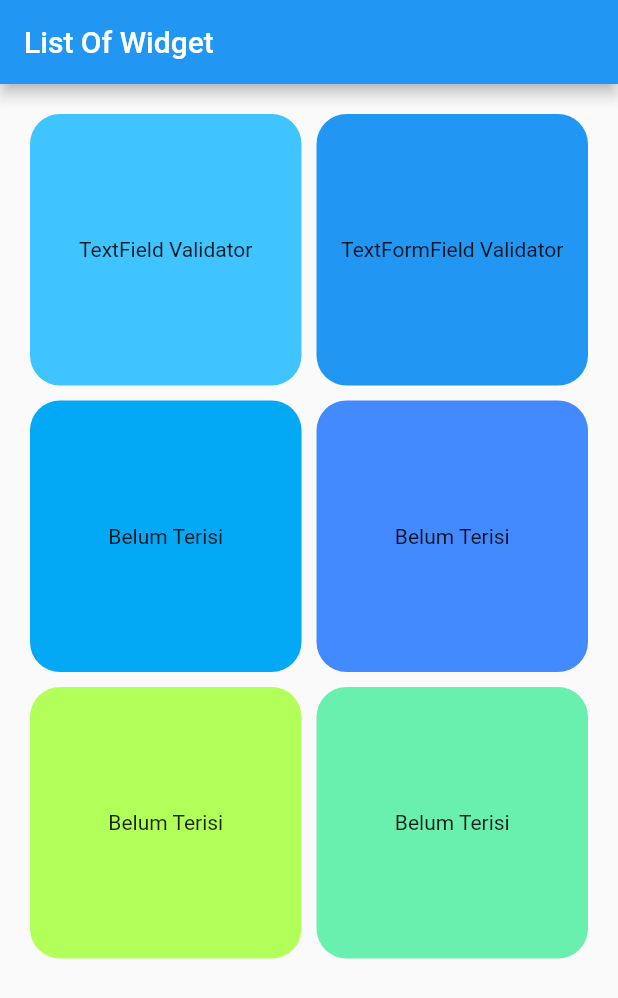
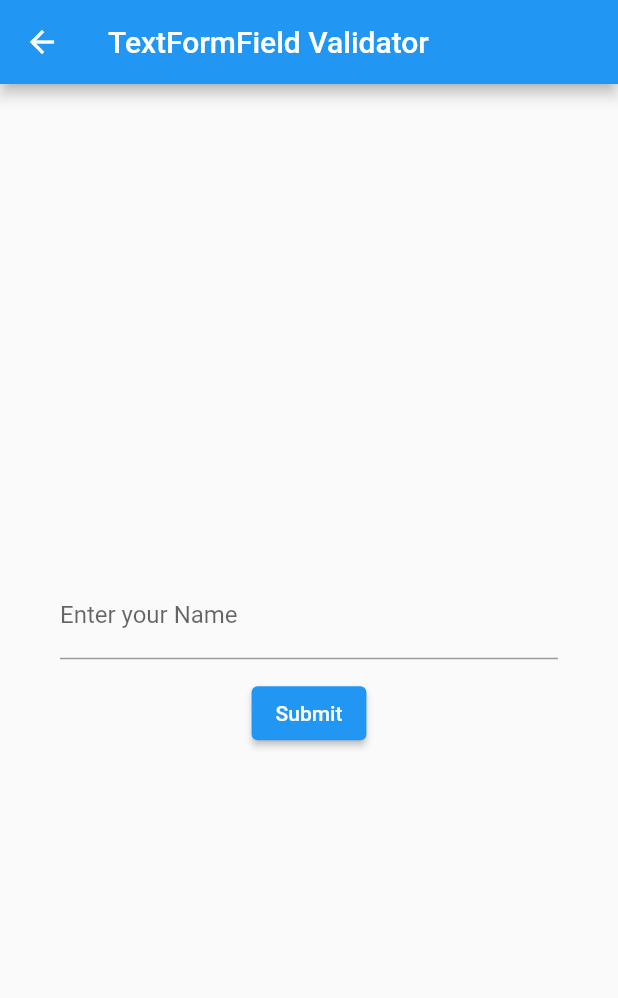
Before and after one commit to aprxty3/learn_some_package_widget, a Flutter app: the screen it shows after launch, after a tap on "TextFormField Validator", on a phone screen of 412 x 824 dp. Shown: the top 998 px of the screen. Run offline on Flutter 3.47's test engine with Material 2 defaults, Android fonts, the phone set to English and light mode, and no system bars.

Commit message:
textformfield validator

```diff
--- a/lib/main.dart
+++ b/lib/main.dart
@@ -1,5 +1,6 @@
 import 'package:flutter/material.dart';
 import 'package:learn_some_package_widget/package_widget/textfield_validator_with_controller.dart';
+import 'package:learn_some_package_widget/package_widget/textformfield_validator.dart';
 
 void main() => runApp(const MyApp());
 
@@ -48,7 +49,16 @@ class ListOfWidget extends StatelessWidget {
           ),
           //TextFormField Validator
           InkWell(
-            onTap: () {},
+            onTap: () {
+              Navigator.push(
+                context,
+                MaterialPageRoute(
+                  builder: (context) => TextFormFieldValidator(
+                    onSubmit: (String value) {},
+                  ),
+                ),
+              );
+            },
             borderRadius: BorderRadius.circular(20),
             child: Material(
               color: Colors.blue,
--- /dev/null
+++ b/lib/package_widget/textformfield_validator.dart
@@ -0,0 +1,70 @@
+import 'package:flutter/material.dart';
+
+class TextFormFieldValidator extends StatefulWidget {
+  const TextFormFieldValidator({super.key, required this.onSubmit});
+  final ValueChanged<String> onSubmit;
+
+  @override
+  State<TextFormFieldValidator> createState() => _TextFormFieldValidatorState();
+}
+
+class _TextFormFieldValidatorState extends State<TextFormFieldValidator> {
+  final _formKey = GlobalKey<FormState>();
+  String _name = '';
+  bool _submitted = false;
+  void _submit() {
+    setState(() {
+      _submitted = true;
+    });
+    if (_formKey.currentState!.validate()) {
+      _formKey.currentState!.save();
+      widget.onSubmit(_name);
+      print(_name);
+    }
+  }
+
+  @override
+  Widget build(BuildContext context) {
+    return Scaffold(
+      appBar: AppBar(
+        title: const Text('TextFormField Validator'),
+      ),
+      body: Padding(
+        padding: const EdgeInsets.symmetric(horizontal: 40),
+        child: Form(
+          key: _formKey,
+          child: Column(
+            mainAxisAlignment: MainAxisAlignment.center,
+            crossAxisAlignment: CrossAxisAlignment.center,
+            children: [
+              TextFormField(
+                decoration: const InputDecoration(
+                  labelText: 'Enter your Name',
+                ),
+                autovalidateMode: _submitted
+                    ? AutovalidateMode.onUserInteraction
+                    : AutovalidateMode.disabled,
+                validator: (text) {
+                  if (text == null || text.isEmpty) {
+                    return 'Please enter your name';
+                  } else if (text.length < 6) {
+                    return 'Name must be at least 6 characters';
+                  }
+                  return null;
+                },
+                onChanged: (text) => setState(() => _name = text),
+              ),
+              const SizedBox(height: 12),
+              ElevatedButton(
+                onPressed: () {
+                  _name.isNotEmpty ? _submit : null;
+                },
+                child: const Text('Submit'),
+              ),
+            ],
+          ),
+        ),
+      ),
+    );
+  }
+}
```
